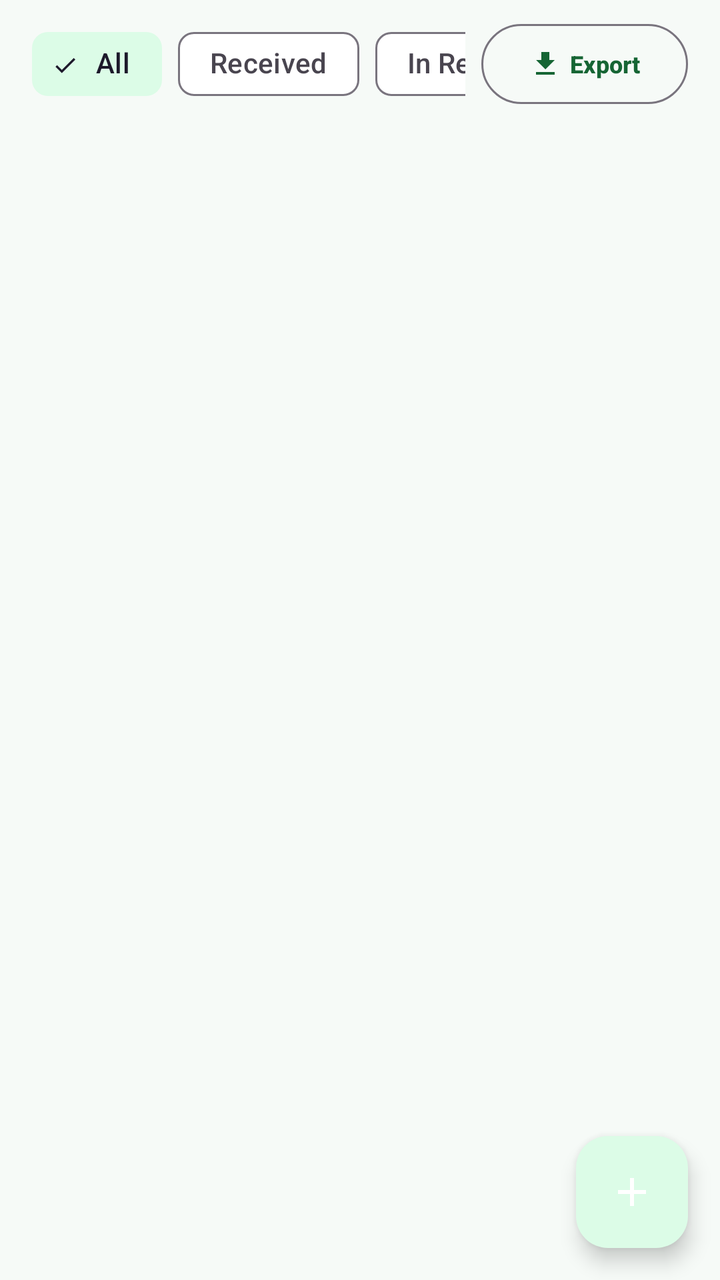
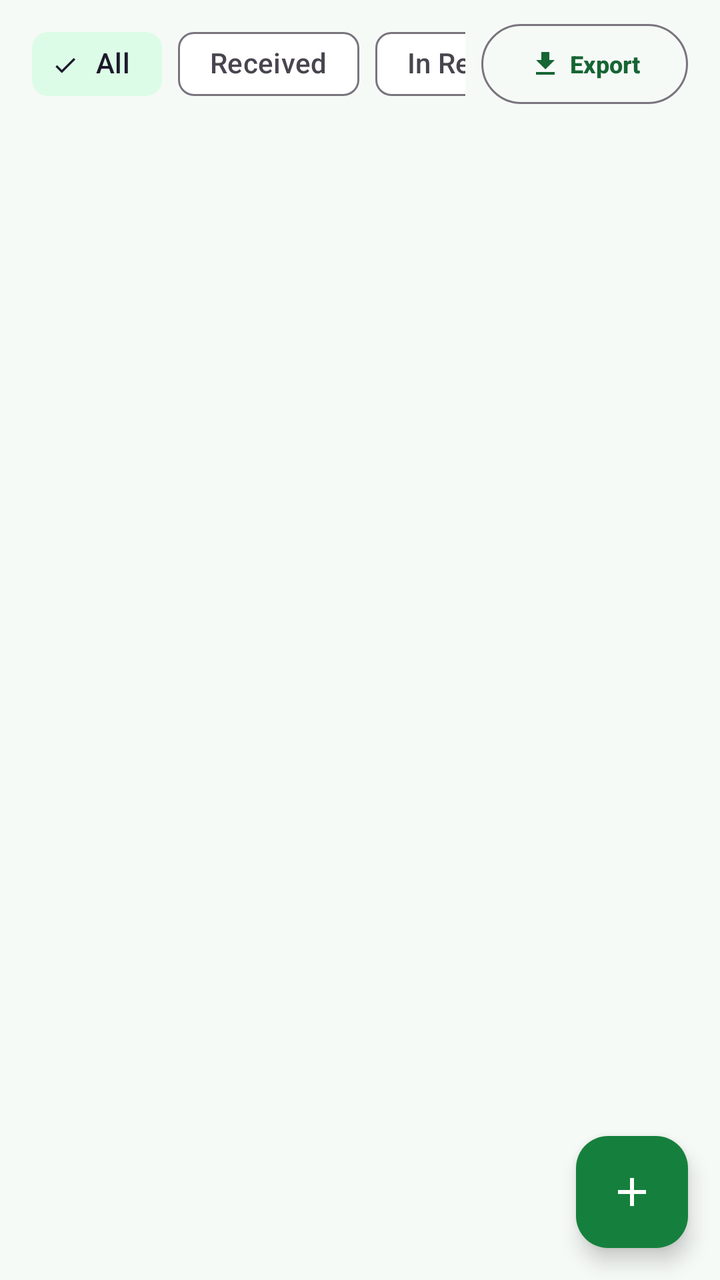

The first picture is an Android layout as it rendered before a commit; the second is the same layout after the commit. The layout source and the unified diff follow.
<!-- AndroidManifest.xml: application theme Theme.MobileShopkeeper -->
<!-- res/layout/fragment_repairs.xml -->
<?xml version="1.0" encoding="utf-8"?>
<androidx.coordinatorlayout.widget.CoordinatorLayout xmlns:android="http://schemas.android.com/apk/res/android"
    xmlns:app="http://schemas.android.com/apk/res-auto"
    android:layout_width="match_parent" android:layout_height="match_parent">
    <LinearLayout android:layout_width="match_parent" android:layout_height="match_parent"
        android:orientation="vertical">
        <LinearLayout
            android:layout_width="match_parent"
            android:layout_height="wrap_content"
            android:orientation="horizontal"
            android:gravity="center_vertical"
            android:paddingHorizontal="16dp"
            android:paddingTop="8dp">

            <HorizontalScrollView
                android:layout_width="0dp"
                android:layout_height="wrap_content"
                android:layout_weight="1"
                android:scrollbars="none">
                <com.google.android.material.chip.ChipGroup android:id="@+id/chipGroupStatus"
                    android:layout_width="wrap_content" android:layout_height="wrap_content"
                    app:singleSelection="true">
                    <com.google.android.material.chip.Chip android:id="@+id/chipAllRepairs"
                        style="@style/Widget.Material3.Chip.Filter" android:layout_width="wrap_content"
                        android:layout_height="wrap_content" android:text="All" android:checked="true"/>
                    <com.google.android.material.chip.Chip android:id="@+id/chipReceived"
                        style="@style/Widget.Material3.Chip.Filter" android:layout_width="wrap_content"
                        android:layout_height="wrap_content" android:text="Received"/>
                    <com.google.android.material.chip.Chip android:id="@+id/chipInRepair"
                        style="@style/Widget.Material3.Chip.Filter" android:layout_width="wrap_content"
                        android:layout_height="wrap_content" android:text="In Repair"/>
                    <com.google.android.material.chip.Chip android:id="@+id/chipCompleted"
                        style="@style/Widget.Material3.Chip.Filter" android:layout_width="wrap_content"
                        android:layout_height="wrap_content" android:text="Completed"/>
                    <com.google.android.material.chip.Chip android:id="@+id/chipDelivered"
                        style="@style/Widget.Material3.Chip.Filter" android:layout_width="wrap_content"
                        android:layout_height="wrap_content" android:text="Delivered"/>
                </com.google.android.material.chip.ChipGroup>
            </HorizontalScrollView>

            <com.google.android.material.button.MaterialButton
                android:id="@+id/btnExportRepairs"
                style="@style/Widget.Material3.Button.OutlinedButton"
                android:layout_width="wrap_content"
                android:layout_height="wrap_content"
                android:layout_marginStart="8dp"
                android:text="Export"
                android:textSize="12sp"
                app:icon="@drawable/ic_export"
                app:iconSize="16dp"/>
        </LinearLayout>
        <androidx.recyclerview.widget.RecyclerView android:id="@+id/rvRepairs"
            android:layout_width="match_parent" android:layout_height="0dp"
            android:layout_weight="1" android:clipToPadding="false" android:padding="16dp"/>
    </LinearLayout>
    <com.google.android.material.floatingactionbutton.FloatingActionButton
        android:id="@+id/fabAddRepair" android:layout_width="wrap_content"
        android:layout_height="wrap_content" android:layout_gravity="bottom|end"
        android:layout_margin="16dp" android:contentDescription="New Repair"
        app:srcCompat="@drawable/ic_add" app:tint="@color/white"/>
</androidx.coordinatorlayout.widget.CoordinatorLayout>
<!-- resources referenced by this layout -->
<resources>
  <color name="white">#FFFFFF</color>
  <!-- drawable ic_add (drawable) -->
  <vector xmlns:android="http://schemas.android.com/apk/res/android" android:width="24dp" android:height="24dp" android:viewportWidth="24" android:viewportHeight="24"><path android:fillColor="#FFFFFF" android:pathData="M19,13h-6v6h-2v-6L5,13v-2h6L11,5h2v6h6v2z"/></vector>
  <!-- drawable ic_export (drawable) -->
  <vector xmlns:android="http://schemas.android.com/apk/res/android"
      android:width="24dp"
      android:height="24dp"
      android:viewportWidth="24"
      android:viewportHeight="24">
    <path
        android:fillColor="#FF000000"
        android:pathData="M19,9h-4V3H9v6H5l7,7 7,-7zM5,18v2h14v-2H5z"/>
  </vector>
  <style name="Theme.MobileShopkeeper" parent="Theme.Material3.Light.NoActionBar">
          <item name="colorPrimary">@color/green_800</item>
          <item name="colorOnPrimary">@color/white</item>
          <item name="colorPrimaryContainer">@color/green_100</item>
          <item name="colorOnPrimaryContainer">@color/green_900</item>
          <item name="colorSecondary">@color/green_600</item>
          <item name="colorOnSecondary">@color/white</item>
          <item name="colorSecondaryContainer">@color/green_100</item>
          <item name="colorSurface">@color/surface</item>
          <item name="colorOnSurface">@color/text_primary</item>
          <item name="android:colorBackground">@color/background_light</item>
          <item name="colorError">@color/error</item>
  
          <item name="android:statusBarColor">@color/green_900</item>
          <item name="android:navigationBarColor">@color/white</item>
          <item name="android:windowLightStatusBar">false</item>
  
          <item name="shapeAppearanceMediumComponent">@style/Shape.MobileShop.Medium</item>
          <item name="materialButtonStyle">@style/Widget.MobileShop.Button</item>
          <item name="textInputStyle">@style/Widget.MobileShop.TextInput</item>
      </style>
  <color name="green_800">#166534</color>
  <color name="green_100">#DCFCE7</color>
  <color name="green_900">#14532D</color>
  <color name="green_600">#16A34A</color>
  <color name="surface">#FFFFFF</color>
  <color name="text_primary">#1A2E22</color>
  <color name="background_light">#F6FAF7</color>
  <color name="error">#DC2626</color>
  <style name="Shape.MobileShop.Medium" parent="ShapeAppearance.Material3.MediumComponent">
          <item name="cornerSize">14dp</item>
      </style>
  <style name="Widget.MobileShop.Button" parent="Widget.Material3.Button">
          <item name="cornerRadius">14dp</item>
          <item name="android:textAllCaps">false</item>
          <item name="android:paddingTop">14dp</item>
          <item name="android:paddingBottom">14dp</item>
          <item name="android:textStyle">bold</item>
      </style>
  <style name="Widget.MobileShop.TextInput" parent="Widget.Material3.TextInputLayout.OutlinedBox">
          <item name="boxCornerRadiusTopStart">14dp</item>
          <item name="boxCornerRadiusTopEnd">14dp</item>
          <item name="boxCornerRadiusBottomStart">14dp</item>
          <item name="boxCornerRadiusBottomEnd">14dp</item>
          <item name="boxStrokeColor">@color/selector_input_stroke</item>
      </style>
</resources>

<!-- the commit's change to res/layout/fragment_repairs.xml (unified diff, before → after) -->
@@ -54,6 +54,7 @@
             android:layout_weight="1" android:clipToPadding="false" android:padding="16dp"/>
     </LinearLayout>
     <com.google.android.material.floatingactionbutton.FloatingActionButton
+        app:backgroundTint="@color/green_700"
         android:id="@+id/fabAddRepair" android:layout_width="wrap_content"
         android:layout_height="wrap_content" android:layout_gravity="bottom|end"
         android:layout_margin="16dp" android:contentDescription="New Repair"
<!-- resource entries referenced after the edit -->
@@ -1,5 +1,6 @@
 <!-- resources referenced by this layout -->
 <resources>
+  <color name="green_700">#15803D</color>
   <color name="white">#FFFFFF</color>
   <!-- drawable ic_add (drawable) -->
   <vector xmlns:android="http://schemas.android.com/apk/res/android" android:width="24dp" android:height="24dp" android:viewportWidth="24" android:viewportHeight="24"><path android:fillColor="#FFFFFF" android:pathData="M19,13h-6v6h-2v-6L5,13v-2h6L11,5h2v6h6v2z"/></vector>
@@ -33,6 +34,7 @@
           <item name="shapeAppearanceMediumComponent">@style/Shape.MobileShop.Medium</item>
           <item name="materialButtonStyle">@style/Widget.MobileShop.Button</item>
           <item name="textInputStyle">@style/Widget.MobileShop.TextInput</item>
+          <item name="android:windowAnimationStyle">@style/WindowAnimations</item>
       </style>
   <color name="green_800">#166534</color>
   <color name="green_100">#DCFCE7</color>
@@ -59,5 +61,11 @@
           <item name="boxCornerRadiusBottomEnd">14dp</item>
           <item name="boxStrokeColor">@color/selector_input_stroke</item>
       </style>
+  <style name="WindowAnimations">
+          <item name="android:activityOpenEnterAnimation">@android:anim/fade_in</item>
+          <item name="android:activityOpenExitAnimation">@android:anim/fade_out</item>
+          <item name="android:activityCloseEnterAnimation">@android:anim/fade_in</item>
+          <item name="android:activityCloseExitAnimation">@android:anim/fade_out</item>
+      </style>
 </resources>
 
